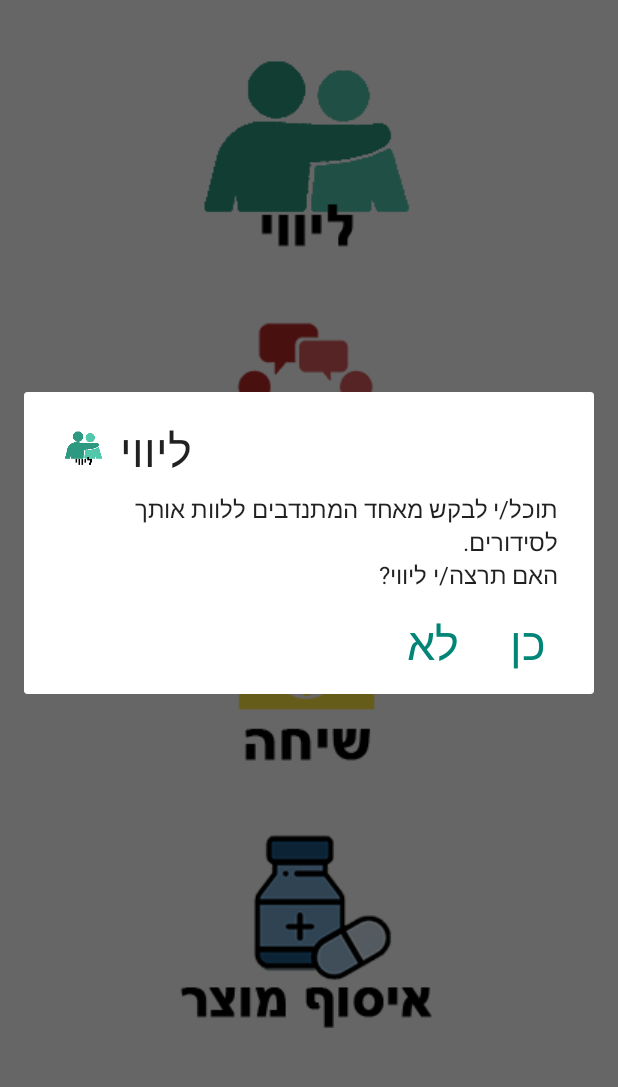
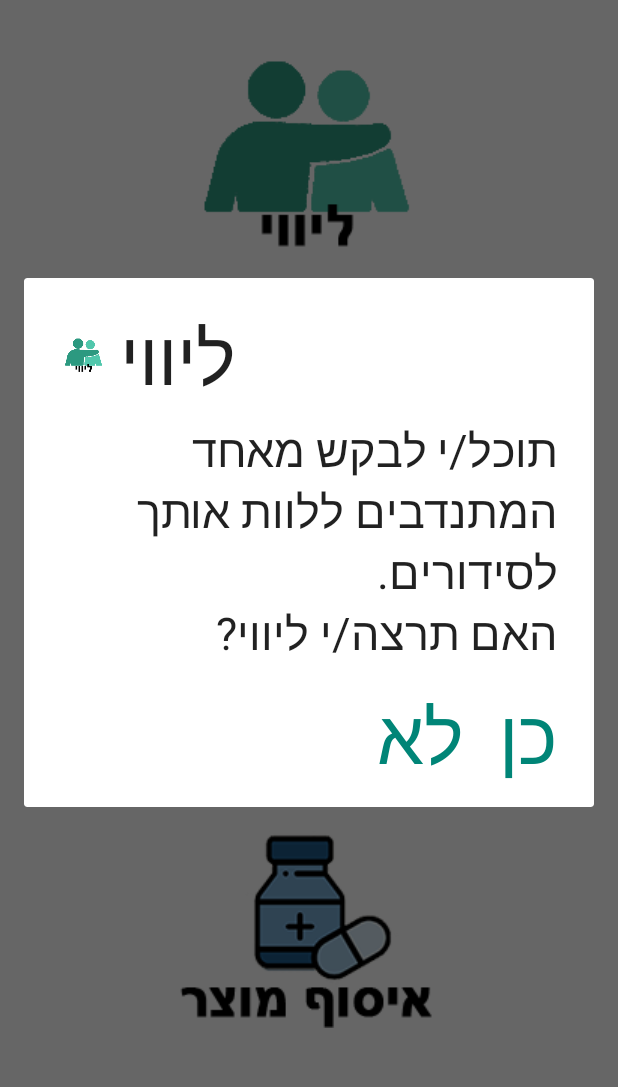
Before and after one commit to brave-together-IL/braveIL, an Android app: the MainActivity screen opened directly, with no data from a screen before it, after a tap on "yellow_b", on a phone screen of 412 x 824 dp, the part 75-1162 px from its top. Run offline under Robolectric (Android 15) with nearby library versions, the phone set to English and light mode, and no system bars; network calls fail.

Commit message:
Increase dialog text size

```diff
--- a/app/src/main/java/com/brave/registration/regist/app/MainActivity.java
+++ b/app/src/main/java/com/brave/registration/regist/app/MainActivity.java
@@ -45,8 +45,6 @@ public class MainActivity extends AppCompatActivity {
             String type = split[2];
 
             String dialogMessageFormat = String.format(getString(R.string.dialogMessage), dialogMessage, buttonType);
-
-
 
             builder.setTitle(buttonType)
                     .setIcon(getResources().getIdentifier(type , "drawable", "com.brave.registration.regist.app"))
@@ -155,7 +153,11 @@ public class MainActivity extends AppCompatActivity {
     // this function operates the dialogs
     public void openDialog(String buttonType) {
         HeroDialogs heroDialogs = new HeroDialogs();
-        heroDialogs.show(getSupportFragmentManager(), buttonType);
+        getSupportFragmentManager().beginTransaction().add(heroDialogs, buttonType).commitNow();
+        AlertDialog dialog= (AlertDialog)((HeroDialogs)getSupportFragmentManager().findFragmentByTag(buttonType)).getDialog();
+        ((TextView)dialog.findViewById(android.R.id.message)).setTextSize(30);
+
+//        heroDialogs.show(getSupportFragmentManager(), buttonType);
 //        System.out.println("AAA" + heroDialogs.getParentFragmentManager().getFragments());
     }
 
--- a/app/src/main/res/values/styles.xml
+++ b/app/src/main/res/values/styles.xml
@@ -7,7 +7,7 @@
 
 
     <style name="AlertDialogCustom" parent="Theme.AppCompat.Light.Dialog.Alert">
-        <item name="android:textSize">30sp</item>
+        <item name="android:textSize">50sp</item>
     </style>
 
     <attr name="dialogMessageStyle" format="reference"/>
```
